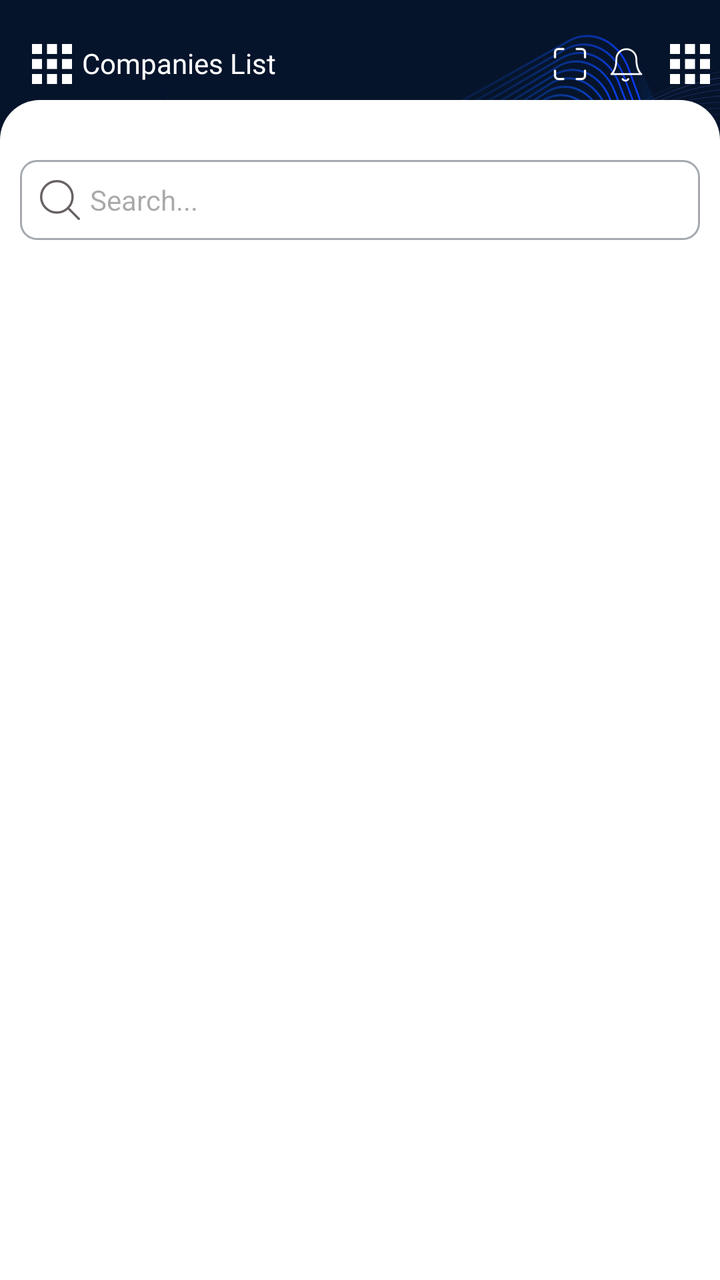
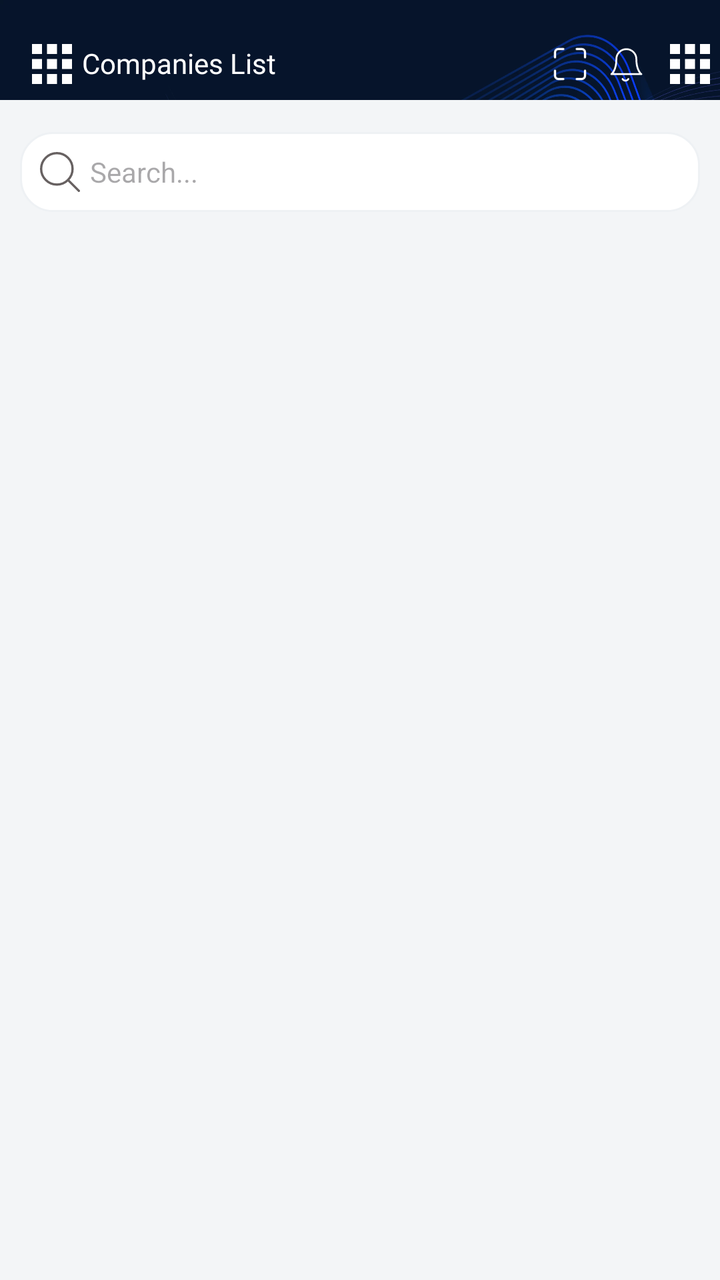

Before-and-after screenshots of an Android layout around one commit, followed by the original layout XML and the change that was made.
<!-- AndroidManifest.xml: application theme Theme.Evergreen -->
<!-- res/layout/activity_dashboard.xml -->
<?xml version="1.0" encoding="utf-8"?>
<androidx.constraintlayout.widget.ConstraintLayout xmlns:android="http://schemas.android.com/apk/res/android"
    xmlns:app="http://schemas.android.com/apk/res-auto"
    xmlns:tools="http://schemas.android.com/tools"
    android:layout_width="match_parent"
    android:background="@drawable/kitechn_back"
    android:layout_height="match_parent"
    tools:context=".Dashboard">
    <androidx.appcompat.widget.Toolbar
        app:layout_constraintTop_toTopOf="parent"
        android:layout_width="match_parent"
        android:layout_height="wrap_content">
        <RelativeLayout
            android:orientation="horizontal"
            android:layout_width="match_parent"
            android:layout_height="wrap_content">
        <ImageView
            android:id="@+id/menu"
            android:src="@drawable/menu"
            android:layout_width="@dimen/_20sdp"
            android:layout_height="@dimen/_20sdp"/>
        <TextView
            android:id="@+id/title"
            android:layout_toEndOf="@+id/menu"
            android:paddingHorizontal="@dimen/_5sdp"
            android:textSize="@dimen/_14ssp"
            android:fontFamily="@font/roboto_medium"
            android:textColor="@color/white"
            android:text="@string/companies_list"
            android:layout_width="wrap_content"
            android:layout_height="wrap_content"/>
            <LinearLayout
               android:layout_alignParentEnd="true"
                android:layout_width="wrap_content"
                android:layout_height="wrap_content">
                <ImageView
                    android:layout_marginHorizontal="@dimen/_5sdp"
                    android:src="@drawable/scanner"
                    android:layout_width="@dimen/_20sdp"
                    android:layout_height="@dimen/_20sdp"/>
                <ImageView
                    android:layout_marginHorizontal="@dimen/_5sdp"
                    android:src="@drawable/notification"
                    android:layout_width="@dimen/_20sdp"
                    android:layout_height="@dimen/_20sdp"/>
                <ImageView
                    android:layout_marginHorizontal="@dimen/_5sdp"
                    android:src="@drawable/menu"
                    android:layout_width="@dimen/_20sdp"
                    android:layout_height="@dimen/_20sdp"/>
            </LinearLayout>

        </RelativeLayout>

    </androidx.appcompat.widget.Toolbar>

    <androidx.constraintlayout.widget.ConstraintLayout
        android:layout_marginTop="@dimen/_50sdp"
        android:layout_width="match_parent"
        android:background="@drawable/top_rounded_corners"
        android:layout_height="match_parent">
        <EditText
            android:id="@+id/et_searc"
            android:drawableStart="@drawable/search"
            android:hint="Search..."
            android:textSize="@dimen/_14ssp"
            android:drawablePadding="@dimen/_5sdp"
            android:paddingHorizontal="@dimen/_10sdp"
            android:elevation="@dimen/_10sdp"
           android:paddingVertical="@dimen/_10sdp"
            android:layout_marginHorizontal="@dimen/_10sdp"
            android:layout_marginTop="@dimen/_30sdp"
            app:layout_constraintTop_toTopOf="parent"
            android:background="@drawable/rectangler_searc_back"
            android:layout_width="match_parent"
            android:layout_height="wrap_content"/>
        <androidx.recyclerview.widget.RecyclerView
            android:layout_width="match_parent"
            android:id="@+id/recycler_companies"
            android:layout_marginTop="@dimen/_5sdp"
            app:spanCount="2"
            app:layout_constraintBottom_toBottomOf="parent"
            app:layout_constraintTop_toBottomOf="@+id/et_searc"
            app:layoutManager="androidx.recyclerview.widget.LinearLayoutManager"
            android:orientation="vertical"
            android:layout_height="0dp"/>

    </androidx.constraintlayout.widget.ConstraintLayout>

</androidx.constraintlayout.widget.ConstraintLayout>
<!-- resources referenced by this layout -->
<resources>
  <color name="white">#FFFFFFFF</color>
  <dimen name="_10sdp">10.00dp</dimen>
  <dimen name="_14ssp">14.00sp</dimen>
  <dimen name="_20sdp">20.00dp</dimen>
  <dimen name="_30sdp">30.00dp</dimen>
  <dimen name="_50sdp">50.00dp</dimen>
  <dimen name="_5sdp">5.00dp</dimen>
  <!-- drawable menu (drawable) -->
  <vector xmlns:android="http://schemas.android.com/apk/res/android"
      android:width="32dp"
      android:height="32dp"
      android:viewportWidth="32"
      android:viewportHeight="32">
    <path
        android:pathData="M32,0H24V8H32V0ZM32,12H24V20H32V12ZM32,24H24V32H32V24ZM20,0H12V8H20V0ZM20,12H12V20H20V12ZM20,24H12V32H20V24ZM8,0H0V8H8V0ZM8,12H0V20H8V12ZM8,24H0V32H8V24Z"
        android:fillColor="#ffffff"
        android:fillType="evenOdd"/>
  </vector>
  <!-- drawable rectangler_searc_back (drawable) -->
  <?xml version="1.0" encoding="utf-8"?>
  <shape xmlns:android="http://schemas.android.com/apk/res/android">
  
      <corners android:radius="@dimen/_8sdp" />
      <stroke android:color="#A5A9AF" android:width="@dimen/_1sdp"/>
  </shape>
  <!-- drawable scanner (drawable) -->
  <vector xmlns:android="http://schemas.android.com/apk/res/android"
      android:width="37dp"
      android:height="37dp"
      android:viewportWidth="37"
      android:viewportHeight="37">
    <path
        android:pathData="M12.333,4.625H7.708C6.891,4.625 6.106,4.95 5.528,5.528C4.95,6.106 4.625,6.891 4.625,7.708V12.333M32.375,12.333V7.708C32.375,6.891 32.05,6.106 31.472,5.528C30.894,4.95 30.109,4.625 29.292,4.625H24.667M24.667,32.375H29.292C30.109,32.375 30.894,32.05 31.472,31.472C32.05,30.894 32.375,30.109 32.375,29.292V24.667M4.625,24.667V29.292C4.625,30.109 4.95,30.894 5.528,31.472C6.106,32.05 6.891,32.375 7.708,32.375H12.333"
        android:strokeLineJoin="round"
        android:strokeWidth="2"
        android:fillColor="#00000000"
        android:strokeColor="#ffffff"
        android:strokeLineCap="round"/>
  </vector>
  <!-- drawable search (drawable) -->
  <vector xmlns:android="http://schemas.android.com/apk/res/android"
      android:width="20dp"
      android:height="20dp"
      android:viewportWidth="35"
      android:viewportHeight="35">
    <path
        android:pathData="M24.459,24.487L34,34M28.5,14.75C28.5,22.344 22.344,28.5 14.75,28.5C7.156,28.5 1,22.344 1,14.75C1,7.156 7.156,1 14.75,1C22.344,1 28.5,7.156 28.5,14.75Z"
        android:strokeLineJoin="round"
        android:strokeWidth="2"
        android:fillColor="#00000000"
        android:strokeColor="#676161"
        android:strokeLineCap="round"/>
  </vector>
  <!-- drawable top_rounded_corners (drawable) -->
  <shape xmlns:android="http://schemas.android.com/apk/res/android">
      <solid android:color="@android:color/darker_gray" />
      <corners android:topLeftRadius="@dimen/_20sdp"
          android:topRightRadius="@dimen/_20sdp" />
      <solid android:color="@color/white"/>
  </shape>
  <string name="companies_list">Companies List</string>
  <style name="Theme.Evergreen" parent="Base.Theme.Evergreen" />
  <dimen name="_8sdp">8.00dp</dimen>
  <dimen name="_1sdp">1.00dp</dimen>
  <style name="Base.Theme.Evergreen" parent="Theme.Material3.Light.NoActionBar">
  
  
  
  
  
  
  
          <item name="android:statusBarColor">@color/black_blue</item>
  
  
      </style>
  <color name="black_blue">#022352</color>
  <!-- unchanged entries left out for length: 2 -->
</resources>

<!-- the commit's change to res/layout/activity_dashboard.xml (unified diff, before → after) -->
@@ -57,7 +57,7 @@
     <androidx.constraintlayout.widget.ConstraintLayout
         android:layout_marginTop="@dimen/_50sdp"
         android:layout_width="match_parent"
-        android:background="@drawable/top_rounded_corners"
+        android:background="@color/home_page_bg"
         android:layout_height="match_parent">
         <EditText
             android:id="@+id/et_searc"
@@ -66,12 +66,12 @@
             android:textSize="@dimen/_14ssp"
             android:drawablePadding="@dimen/_5sdp"
             android:paddingHorizontal="@dimen/_10sdp"
-            android:elevation="@dimen/_10sdp"
+            android:elevation="0dp"
            android:paddingVertical="@dimen/_10sdp"
             android:layout_marginHorizontal="@dimen/_10sdp"
-            android:layout_marginTop="@dimen/_30sdp"
+            android:layout_marginTop="@dimen/_16sdp"
             app:layout_constraintTop_toTopOf="parent"
-            android:background="@drawable/rectangler_searc_back"
+            android:background="@drawable/bg_search_field"
             android:layout_width="match_parent"
             android:layout_height="wrap_content"/>
         <androidx.recyclerview.widget.RecyclerView
<!-- resource entries referenced after the edit -->
@@ -1,12 +1,20 @@
 <!-- resources referenced by this layout -->
 <resources>
+  <color name="home_page_bg">#F3F5F7</color>
   <color name="white">#FFFFFFFF</color>
   <dimen name="_10sdp">10.00dp</dimen>
   <dimen name="_14ssp">14.00sp</dimen>
+  <dimen name="_16sdp">16.00dp</dimen>
   <dimen name="_20sdp">20.00dp</dimen>
-  <dimen name="_30sdp">30.00dp</dimen>
   <dimen name="_50sdp">50.00dp</dimen>
   <dimen name="_5sdp">5.00dp</dimen>
+  <!-- drawable bg_search_field (drawable) -->
+  <?xml version="1.0" encoding="utf-8"?>
+  <shape xmlns:android="http://schemas.android.com/apk/res/android" android:shape="rectangle">
+      <solid android:color="@color/white" />
+      <corners android:radius="16dp" />
+      <stroke android:width="1dp" android:color="@color/home_card_stroke" />
+  </shape>
   <!-- drawable menu (drawable) -->
   <vector xmlns:android="http://schemas.android.com/apk/res/android"
       android:width="32dp"
@@ -18,13 +26,6 @@
         android:fillColor="#ffffff"
         android:fillType="evenOdd"/>
   </vector>
-  <!-- drawable rectangler_searc_back (drawable) -->
-  <?xml version="1.0" encoding="utf-8"?>
-  <shape xmlns:android="http://schemas.android.com/apk/res/android">
-  
-      <corners android:radius="@dimen/_8sdp" />
-      <stroke android:color="#A5A9AF" android:width="@dimen/_1sdp"/>
-  </shape>
   <!-- drawable scanner (drawable) -->
   <vector xmlns:android="http://schemas.android.com/apk/res/android"
       android:width="37dp"
@@ -53,17 +54,9 @@
         android:strokeColor="#676161"
         android:strokeLineCap="round"/>
   </vector>
-  <!-- drawable top_rounded_corners (drawable) -->
-  <shape xmlns:android="http://schemas.android.com/apk/res/android">
-      <solid android:color="@android:color/darker_gray" />
-      <corners android:topLeftRadius="@dimen/_20sdp"
-          android:topRightRadius="@dimen/_20sdp" />
-      <solid android:color="@color/white"/>
-  </shape>
   <string name="companies_list">Companies List</string>
   <style name="Theme.Evergreen" parent="Base.Theme.Evergreen" />
-  <dimen name="_8sdp">8.00dp</dimen>
-  <dimen name="_1sdp">1.00dp</dimen>
+  <color name="home_card_stroke">#EEF1F4</color>
   <style name="Base.Theme.Evergreen" parent="Theme.Material3.Light.NoActionBar">
   
   
